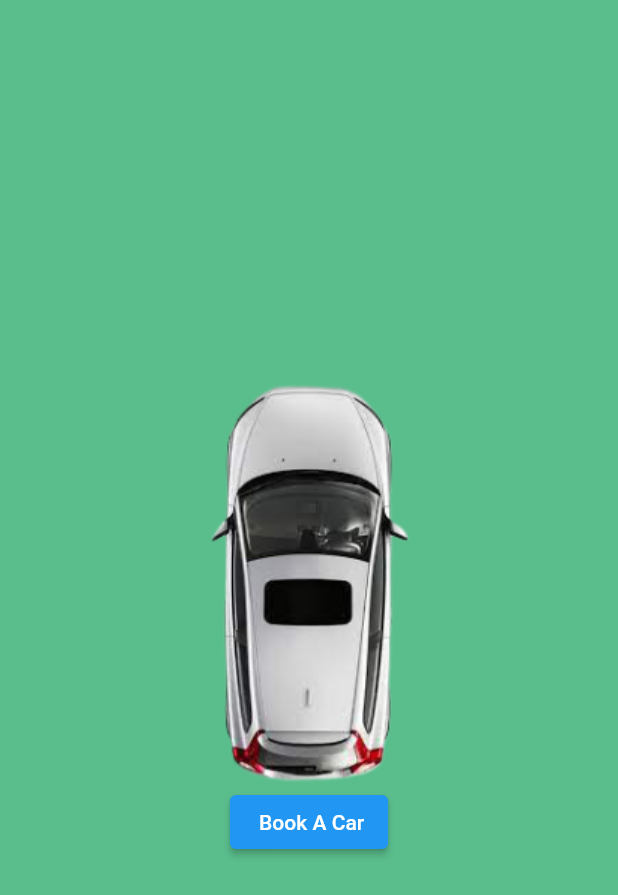
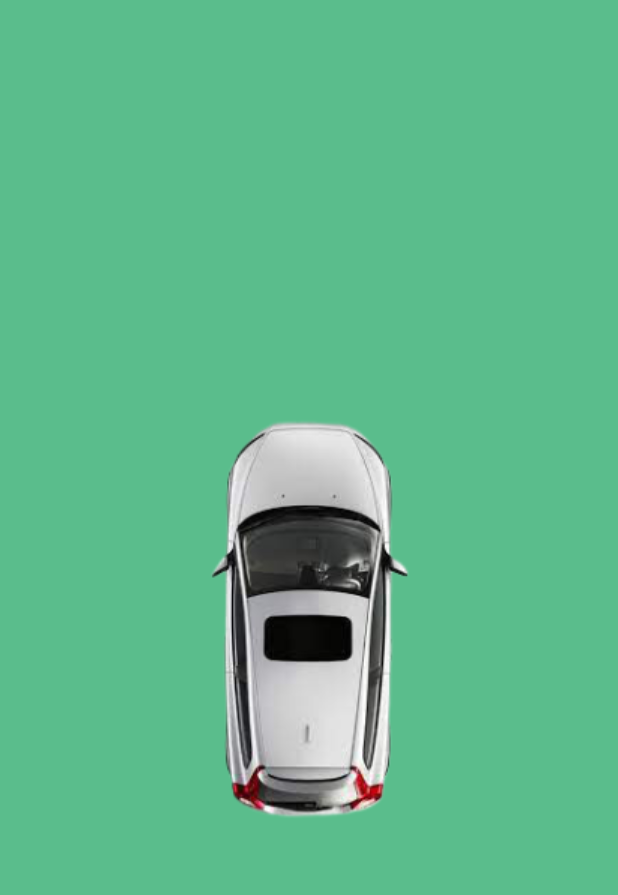
Before and after one commit to shahzebnaqvi/Car-Booking, a Flutter app: the screen it shows after launch, on a phone screen of 412 x 824 dp. Shown: the top 895 px of the screen. Run offline on Flutter 3.47's test engine with Material 2 defaults, Android fonts, the phone set to English and light mode, and no system bars; our stand-ins replace get, lottie; missing offline and left inert: animation_wrappers.

Commit message:
Hackaton Application

```diff
--- a/lib/constant.dart/splash.dart
+++ b/lib/constant.dart/splash.dart
@@ -1,3 +1,5 @@
+import 'dart:async';
+
 import 'package:bookcar/constant.dart/constant.dart';
 import 'package:bookcar/screens/auth/login.dart';
 import 'package:bookcar/screens/auth/loginhome.dart';
@@ -12,6 +14,14 @@ class SplashScreen extends StatefulWidget {
 }
 
 class _SplashScreenState extends State<SplashScreen> {
+  void initState() {
+    super.initState();
+    Timer(
+        Duration(seconds: 10),
+        () => Navigator.pushReplacement(
+            context, MaterialPageRoute(builder: (context) => LoginHome())));
+  }
+
   @override
   Widget build(BuildContext context) {
     final screenSize = MediaQuery.of(context).size;
@@ -24,12 +34,6 @@ class _SplashScreenState extends State<SplashScreen> {
           mainAxisAlignment: MainAxisAlignment.center,
           children: [
             Image(image: AssetImage("assets/car1.png")),
-            ElevatedButton(
-                onPressed: () {
-                  Navigator.push(context,
-                      MaterialPageRoute(builder: (context) => LoginHome()));
-                },
-                child: Text(" Book A Car"))
           ],
         ),
       ),
```
Also changed, not shown: lib/constant.dart/bottombar.dart (+13 -8 lines), lib/screens/profile.dart (added, +19 -0 lines).
